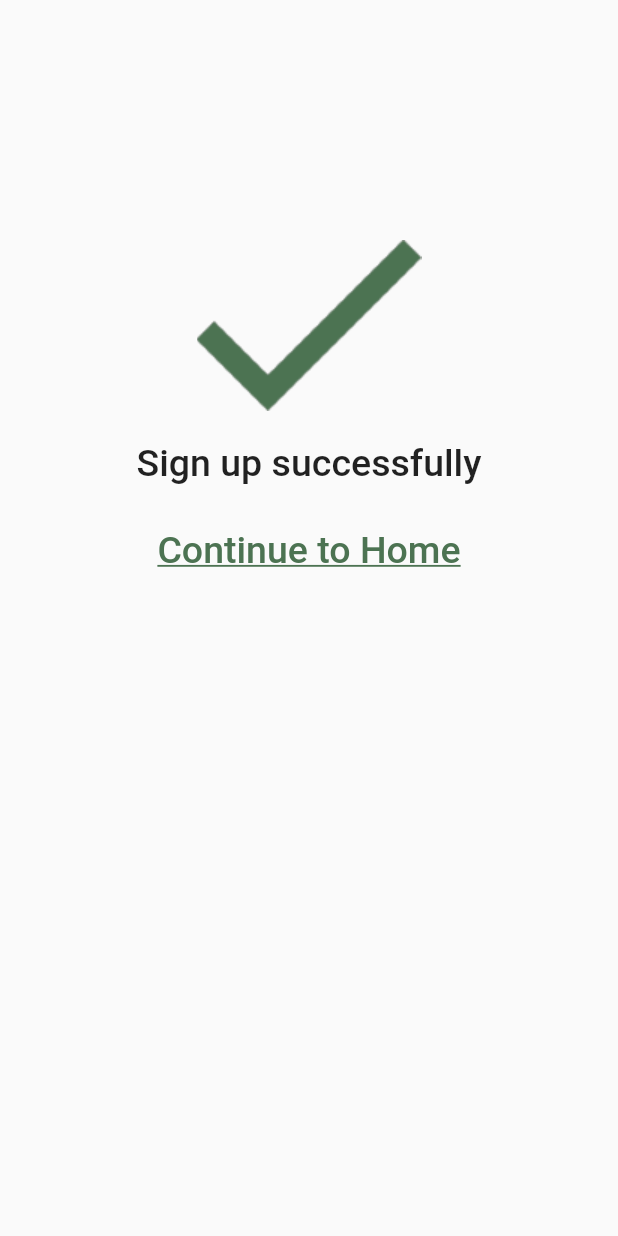
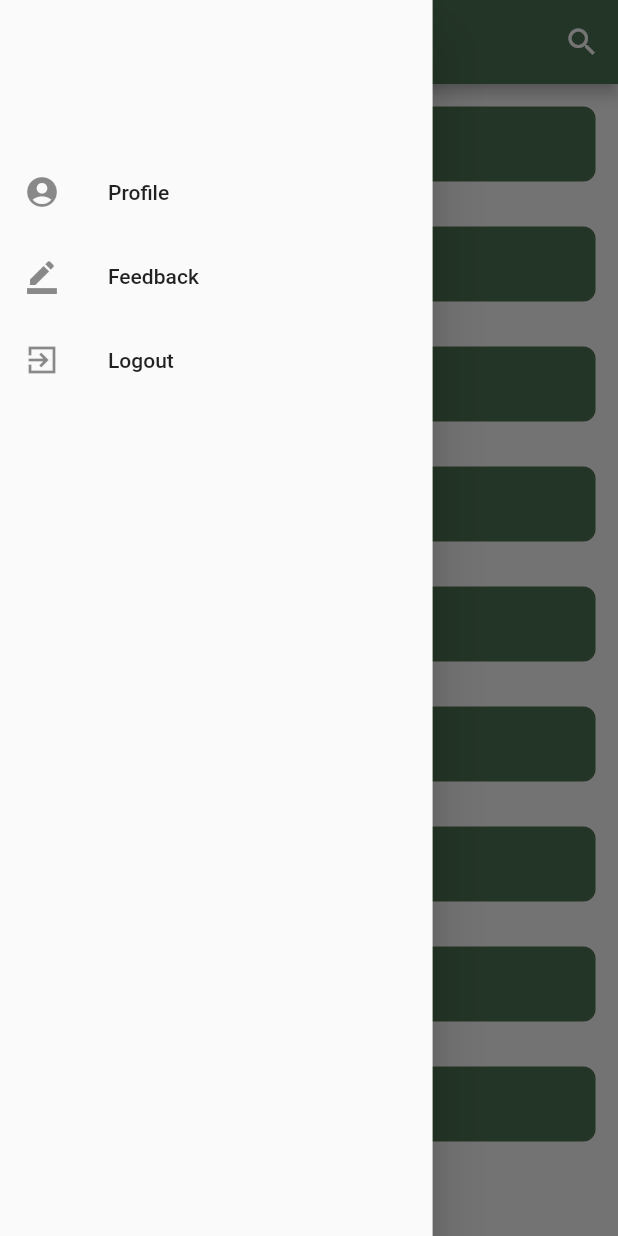
Before and after one commit to quinton2k/english-learning-for-children, a Flutter app: the screen it shows after launch, with the side drawer open (before the commit the screen has no drawer), on a phone screen of 412 x 824 dp. Run offline on Flutter 3.47's test engine with Material 2 defaults, Android fonts, the phone set to English and light mode, and no system bars; our stand-ins replace just_audio.

Commit message:
Landing page UI

```diff
--- a/lib/main.dart
+++ b/lib/main.dart
@@ -1,4 +1,5 @@
 import 'package:flutter/material.dart';
+import 'package:learning_english/screens/landing_page.dart';
 import 'package:learning_english/screens/login.dart';
 import 'package:learning_english/screens/signup_success.dart';
 import 'package:learning_english/screens/signup.dart';
@@ -9,7 +10,7 @@ void main() {
     const MaterialApp(
       debugShowCheckedModeBanner: false,
       home: Scaffold(
-        body: SignUpSuccess(),
+        body: LandingPage(),
       ),
     ),
   );
--- /dev/null
+++ b/lib/noglow_behaviour.dart
@@ -0,0 +1,8 @@
+import 'package:flutter/widgets.dart';
+class NoGlowBehaviour extends ScrollBehavior {
+  @override
+  Widget buildViewportChrome(
+      BuildContext context, Widget child, AxisDirection axisDirection) {
+    return child;
+  }
+}
--- /dev/null
+++ b/lib/screens/landing_page.dart
@@ -0,0 +1,68 @@
+import 'package:flutter/material.dart';
+import 'package:learning_english/noglow_behaviour.dart';
+import 'package:learning_english/screens/sidebar.dart';
+
+class LandingPage extends StatelessWidget {
+  const LandingPage({Key? key}) : super(key: key);
+
+  Widget topicSection(String topicName) {
+    return Container(
+      height: 50,
+      margin: const EdgeInsets.all(15.0),
+      padding: const EdgeInsets.all(3.0),
+      decoration: BoxDecoration(
+        borderRadius: BorderRadius.circular(8.0),
+        color: const Color(0xff4C7352),
+        border: Border.all(
+          color: const Color(0xff4C7352),
+        ),
+      ),
+      child: TextButton(
+          onPressed: () {},
+          child: Text(
+            topicName,
+            style: const TextStyle(color: Colors.white, fontSize: 20),
+          )),
+    );
+  }
+
+  List<Widget> listViewUI() {
+    var result = <Widget>[];
+    List<String> topics = [
+      "Color",
+      "Family",
+      "School",
+      "Vehicle",
+      "Toy",
+      "Sport",
+      "Food",
+      "Home",
+      "Animal"
+    ];
+    for (int i = 0; i < topics.length; i++) {
+      result.add(topicSection(topics[i]));
+    }
+    return result;
+  }
+
+  @override
+  Widget build(BuildContext context) {
+    return Scaffold(
+      drawer: const Sidebar(),
+      appBar: AppBar(
+        title: const Text('mai cồ trần'),
+        backgroundColor: const Color(0xff4C7352),
+        actions: <Widget>[
+          IconButton(
+            icon: const Icon(Icons.search),
+            onPressed: () {},
+          ),
+        ],
+      ),
+      body: ScrollConfiguration(
+        behavior: NoGlowBehaviour(),
+        child: ListView(children: listViewUI()),
+      ),
+    );
+  }
+}
--- /dev/null
+++ b/lib/screens/sidebar.dart
@@ -0,0 +1,40 @@
+import 'package:flutter/material.dart';
+import 'package:flutter/src/foundation/key.dart';
+import 'package:flutter/src/widgets/framework.dart';
+
+class Sidebar extends StatelessWidget {
+  const Sidebar({Key? key}) : super(key: key);
+
+  @override
+  Widget build(BuildContext context) {
+    return SizedBox(
+      width: MediaQuery.of(context).size.width * 0.7,
+
+      child: Drawer(
+        child: ListView(
+          padding: EdgeInsets.zero,
+          children: <Widget>[
+            const SizedBox(
+              height: 100,
+            ),
+            ListTile(
+              leading: const Icon(Icons.account_circle_rounded),
+              title: const Text('Profile'),
+              onTap: () => {Navigator.of(context).pop()},
+            ),
+            ListTile(
+              leading: const Icon(Icons.border_color),
+              title: const Text('Feedback'),
+              onTap: () => {Navigator.of(context).pop()},
+            ),
+            ListTile(
+              leading: const Icon(Icons.exit_to_app_sharp),
+              title: const Text('Logout'),
+              onTap: () => {Navigator.of(context).pop()},
+            ),
+          ],
+        ),
+      ),
+    );
+  }
+}
```
